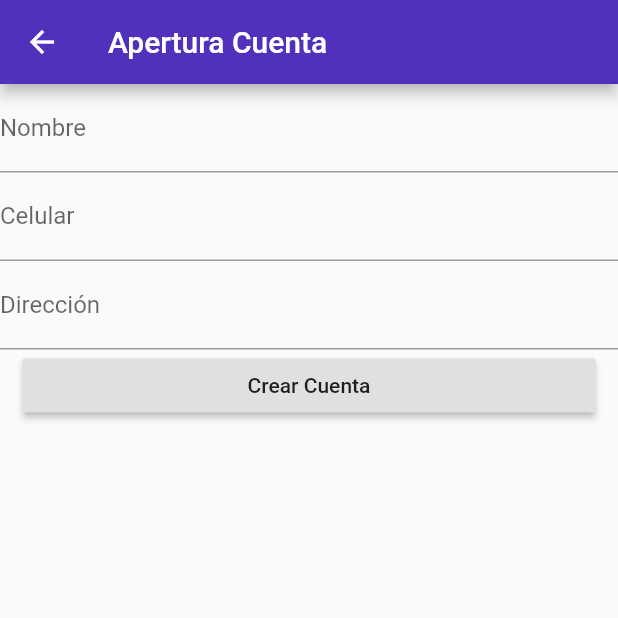
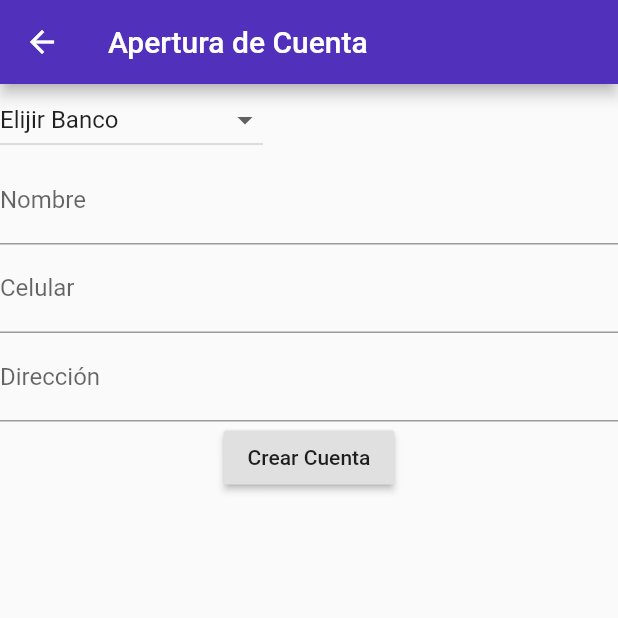
Before and after one commit to JesusMondragon/HackCodi, a Flutter app: the CreateAccount screen opened by its route, on a phone screen of 412 x 824 dp, the top half of it. Run offline on Flutter 3.47's test engine with Material 2 defaults, Android fonts, the phone set to English and light mode, and no system bars; our stand-ins replace bloc, equatable, flutter_bloc.

Commit message:
Pantallas para crear cuenta

```diff
--- a/hack_codi_app/lib/app.dart
+++ b/hack_codi_app/lib/app.dart
@@ -1,5 +1,5 @@
 import 'package:flutter/material.dart';
-import 'pages/create_account.dart';
+import 'pages/create_bank_account.dart';
 import 'pages/password_reset.dart';
 import 'pages/signin.dart';
 import 'pages/signup.dart';
@@ -19,7 +19,7 @@ Map<int, Color> color =
 };
 
 class App extends StatelessWidget {
-  Color mainColor = Color(0xffb74093);
+  final Color mainColor = Color(0xffb74093);
 
   @override
   Widget build(BuildContext context) {
--- a/hack_codi_app/lib/blocs/create_account/create_account_event.dart
+++ b/hack_codi_app/lib/blocs/create_bank_account/create_bank_account_event.dart
@@ -1,4 +1,4 @@
-part of 'create_account_bloc.dart';
+part of 'create_bank_account_bloc.dart';
 
 abstract class CreateAccountEvent extends Equatable {
   const CreateAccountEvent();
@@ -12,13 +12,27 @@ class RetryButtonPressed extends CreateAccountEvent {
   String toString() => 'RetryButtonPressed';
 }
 
+class BankChoosen extends CreateAccountEvent {
+  final String bank;
+
+  BankChoosen({@required this.bank});
+
+  @override
+  List<Object> get props => [bank];
+
+  @override
+  String toString() => 'BankChoosen { value: $bank }';
+}
+
 class CreateAccountButtonPressed extends CreateAccountEvent {
+  final String bank;
   final String name;
   final String phoneNumber;
   final String address;
 
   CreateAccountButtonPressed(
     {
+      @required this.bank,
       @required this.name,
       @required this.phoneNumber,
       @required this.address
@@ -26,8 +40,8 @@ class CreateAccountButtonPressed extends CreateAccountEvent {
   );
 
   @override
-  List<Object> get props => [name, phoneNumber, address];
+  List<Object> get props => [bank, name, phoneNumber, address];
 
   @override
-  String toString() => 'CreateAccountButtonPressed { name: $name, phone number: $phoneNumber, address: $address }';
+  String toString() => 'CreateAccountButtonPressed { bank: $bank, name: $name, phone number: $phoneNumber, address: $address }';
 }
--- a/hack_codi_app/lib/blocs/create_account/create_account_state.dart
+++ b/hack_codi_app/lib/blocs/create_bank_account/create_bank_account_state.dart
@@ -1,4 +1,4 @@
-part of 'create_account_bloc.dart';
+part of 'create_bank_account_bloc.dart';
 
 abstract class CreateAccountState extends Equatable {
   const CreateAccountState();
@@ -9,8 +9,19 @@ abstract class CreateAccountState extends Equatable {
 
 class AskingAccountInformation extends CreateAccountState { }
 
+class CreatingAccount extends CreateAccountState { }
 
-class CreatingAccount extends CreateAccountState { }
+class ChoosingBank extends CreateAccountState {
+  final String bank;
+
+  const ChoosingBank({@required this.bank});
+
+  @override
+  List<Object> get props => [bank];
+
+  @override
+  String toString() => 'ChoosingBank { choosenBank: $bank}';
+}
 
 class CreateAccountError extends CreateAccountState {
   final String error;
--- /dev/null
+++ b/hack_codi_app/lib/blocs/create_codi_account/create_codi_account_event.dart
@@ -0,0 +1,47 @@
+part of 'create_codi_account_bloc.dart';
+
+abstract class CreateCodiAccountEvent extends Equatable {
+  const CreateCodiAccountEvent();
+
+  @override
+  List<Object> get props => [];
+}
+
+class RetryButtonPressed extends CreateCodiAccountEvent {
+  @override
+  String toString() => 'RetryButtonPressed';
+}
+
+class BankChoosen extends CreateCodiAccountEvent {
+  final String bank;
+
+  BankChoosen({@required this.bank});
+
+  @override
+  List<Object> get props => [bank];
+
+  @override
+  String toString() => 'BankChoosen { value: $bank }';
+}
+
+class CreateCodiAccountButtonPressed extends CreateCodiAccountEvent {
+  final String bank;
+  final String name;
+  final String phoneNumber;
+  final String address;
+
+  CreateCodiAccountButtonPressed(
+    {
+      @required this.bank,
+      @required this.name,
+      @required this.phoneNumber,
+      @required this.address
+    }
+  );
+
+  @override
+  List<Object> get props => [bank, name, phoneNumber, address];
+
+  @override
+  String toString() => 'CreateCodiAccountButtonPressed { bank: $bank, name: $name, phone number: $phoneNumber, address: $address }';
+}
--- /dev/null
+++ b/hack_codi_app/lib/pages/create_bank_account.dart
@@ -0,0 +1,107 @@
+import 'package:flutter/material.dart';
+import 'package:flutter_bloc/flutter_bloc.dart';
+import 'package:hack_codi_app/blocs/create_bank_account/create_bank_account_bloc.dart';
+
+class CreateAccount extends StatelessWidget {
+  final _nameController = TextEditingController();
+  final _phoneNumberController = TextEditingController();
+  final _addressController = TextEditingController();
+  final CreateAccountBloc _bloc = CreateAccountBloc();
+
+  final List<String> _banks = ['Elijir Banco', 'Compartamos Banco', 'HSBC'];
+
+  @override
+  Widget build(BuildContext context) {
+    return Scaffold(
+      appBar: AppBar(title: Text("Apertura de Cuenta"),),
+      body: BlocBuilder<CreateAccountBloc, CreateAccountState>(
+        bloc: _bloc,
+        builder: (context, state) {
+          if(state is AskingAccountInformation) {
+            return _accountInformationForm(context, 'Elijir Banco');
+          }
+
+          if(state is ChoosingBank) {
+            return _accountInformationForm(context, state.bank);
+          }
+
+          if(state is CreateAccountError) {
+            return Column(
+              children: <Widget>[
+                Text(state.error),
+                RaisedButton(
+                  child: Text('Reintentar'),
+                  onPressed: () => _bloc.add(RetryButtonPressed()),
+                )
+              ],
+            );
+          }
+
+          return Container();
+        },
+      ),
+    );
+  }
+
+  List<DropdownMenuItem<String>> getOptionsDropdown() {
+    List<DropdownMenuItem<String>> lista = new List();
+
+    _banks.forEach( (poder) {
+      lista.add( DropdownMenuItem(
+        child: Text(poder),
+        value: poder,
+      ));
+    });
+    return lista;
+  }
+
+  Widget _accountInformationForm(BuildContext context, String bank) {
+    return Column(
+      children: <Widget>[
+        Container(
+          alignment: Alignment.topLeft,
+          child: DropdownButton(
+            value: bank,
+            items: getOptionsDropdown(),
+            onChanged: (valor) => _bloc.add(BankChoosen(bank: valor)),
+          ),
+        ),
+
+        TextField(
+          decoration: InputDecoration(labelText: 'Nombre'),
+          controller: _nameController,
+          autocorrect: false,
+          enableSuggestions: false,
+          enableInteractiveSelection: false,
+        ),
+
+        TextField(
+          decoration: InputDecoration(labelText: 'Celular'),
+          controller: _phoneNumberController,
+          autocorrect: false,
+          enableSuggestions: false,
+          enableInteractiveSelection: false,
+        ),
+
+        TextField(
+          decoration: InputDecoration(labelText: 'Dirección'),
+          controller: _addressController,
+          autocorrect: false,
+          enableSuggestions: false,
+          enableInteractiveSelection: false,
+        ),
+
+        RaisedButton(
+          child: Text('Crear Cuenta'),
+          onPressed: () => _bloc.add(CreateAccountButtonPressed(
+            bank: bank,
+            name: _nameController.text,
+            phoneNumber: _phoneNumberController.text,
+            address: _addressController.text
+          )),
+        ),
+      ],
+    );
+  }
+
+}
--- a/hack_codi_app/lib/pages/create_account.dart
+++ b/hack_codi_app/lib/pages/create_codi_account.dart
@@ -1,25 +1,25 @@
 import 'package:flutter/material.dart';
 import 'package:flutter_bloc/flutter_bloc.dart';
-import 'package:hack_codi_app/blocs/create_account/create_account_bloc.dart';
+import 'package:hack_codi_app/blocs/create_codi_account/create_codi_account_bloc.dart';
 
-class CreateAccount extends StatelessWidget {
+class CreateCodiAccount extends StatelessWidget {
   final _nameController = TextEditingController();
   final _phoneNumberController = TextEditingController();
   final _addressController = TextEditingController();
-  final CreateAccountBloc _bloc = CreateAccountBloc();
+  final CreateCodiAccountBloc _bloc = CreateCodiAccountBloc();
 
   @override
   Widget build(BuildContext context) {
     return Scaffold(
-      appBar: AppBar(title: Text("Apertura Cuenta"),),
-      body: BlocBuilder<CreateAccountBloc, CreateAccountState>(
+      appBar: AppBar(title: Text("Apertura de Cuenta CoDi"),),
+      body: BlocBuilder<CreateCodiAccountBloc, CreateCodiAccountState>(
         bloc: _bloc,
         builder: (context, state) {
-          if(state is AskingAccountInformation) {
-            return _accountInformationForm(context, false);
+          if(state is AskingCodiAccountInformation) {
+            return _accountInformationForm(context, 'Elijir Banco');
           }
 
-          if(state is CreateAccountError) {
+          if(state is CreateCodiAccountError) {
             return Column(
               children: <Widget>[
                 Text(state.error),
@@ -37,8 +37,7 @@ class CreateAccount extends StatelessWidget {
     );
   }
 
-
-  Widget _accountInformationForm(BuildContext context, bool tcCheckboxValue) {
+  Widget _accountInformationForm(BuildContext context, String bank) {
     return Column(
       children: <Widget>[
         TextField(
@@ -67,8 +66,8 @@ class CreateAccount extends StatelessWidget {
 
         RaisedButton(
           child: Text('Crear Cuenta'),
-          padding: EdgeInsets.symmetric(horizontal: 150.0),
-          onPressed: () => _bloc.add(CreateAccountButtonPressed(
+          onPressed: () => _bloc.add(CreateCodiAccountButtonPressed(
+            bank: bank,
             name: _nameController.text,
             phoneNumber: _phoneNumberController.text,
             address: _addressController.text
--- a/hack_codi_app/lib/pages/signup.dart
+++ b/hack_codi_app/lib/pages/signup.dart
@@ -136,7 +136,6 @@ class Signup extends StatelessWidget {
 
         RaisedButton(
           child: Text('Registrarme'),
-          padding: EdgeInsets.symmetric(horizontal: 150.0),
           onPressed: () => _bloc.add(RegisterButtonPressed(
             email: _emailController.text,
             password: _passwordController.text
```
Also changed, not shown: hack_codi_app/lib/blocs/create_bank_account/create_bank_account_bloc.dart (renamed from hack_codi_app/lib/blocs/create_account/create_account_bloc.dart, +7 -2 lines), hack_codi_app/lib/blocs/create_codi_account/create_codi_account_bloc.dart (added, +28 -0 lines), hack_codi_app/lib/blocs/create_codi_account/create_codi_account_state.dart (added, +25 -0 lines).
